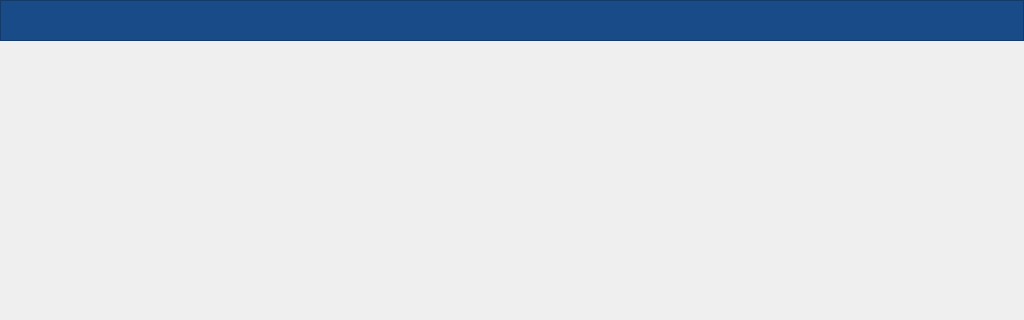
Above: ui/main.ui from k2hcis03/pixxgen_gui_qt_rev2 before the change; both pictures show x 0 to 1024 and y 0 to 320 of the 1024 by 600 pixel window. Below: the same form after it.
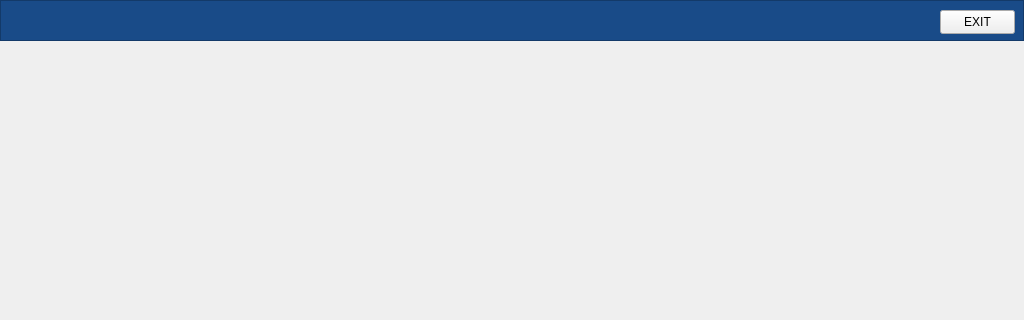
That is the form after the change. Icons and pictures are not drawn.

Patch:
```diff
--- a/ui/main.ui
+++ b/ui/main.ui
@@ -43,7 +43,9 @@
      </rect>
     </property>
     <property name="styleSheet">
-     <string notr="true">background-color: rgb(25, 75, 136);</string>
+     <string notr="true">QWidget#frame{
+	background-color: rgb(25, 75, 136);
+}</string>
     </property>
     <property name="frameShape">
      <enum>QFrame::StyledPanel</enum>
@@ -51,6 +53,19 @@
     <property name="frameShadow">
      <enum>QFrame::Raised</enum>
     </property>
+    <widget class="QPushButton" name="pushButton_exit">
+     <property name="geometry">
+      <rect>
+       <x>940</x>
+       <y>10</y>
+       <width>75</width>
+       <height>24</height>
+      </rect>
+     </property>
+     <property name="text">
+      <string>EXIT</string>
+     </property>
+    </widget>
    </widget>
    <widget class="QPushButton" name="pushButton_total_body">
     <property name="geometry">
```
